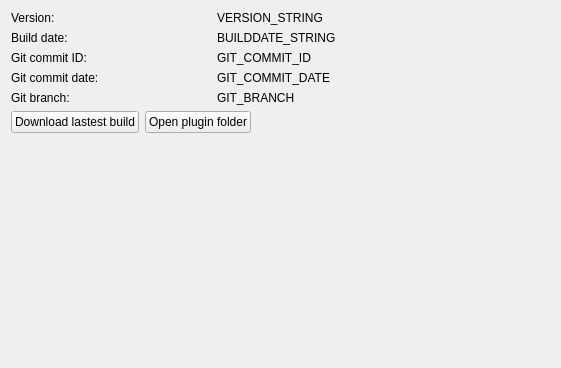
Before: the Qt Designer form ui/PluginInfo.ui in Fefedu973/OpenRGBVisualMapPlugin, drawn with Qt 5.
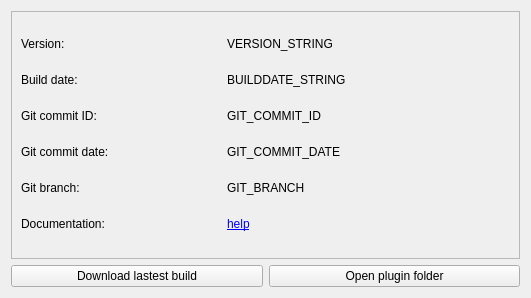
After: the same form once the commit is applied.

Commit message: Added VMap menu

Patch:
```diff
--- a/ui/PluginInfo.ui
+++ b/ui/PluginInfo.ui
@@ -6,20 +6,63 @@
    <rect>
     <x>0</x>
     <y>0</y>
-    <width>561</width>
-    <height>368</height>
+    <width>531</width>
+    <height>298</height>
    </rect>
   </property>
   <property name="windowTitle">
    <string>Form</string>
   </property>
   <layout class="QGridLayout" name="gridLayout">
+   <item row="1" column="0">
+    <widget class="QPushButton" name="download_latest">
+     <property name="sizePolicy">
+      <sizepolicy hsizetype="Preferred" vsizetype="Fixed">
+       <horstretch>0</horstretch>
+       <verstretch>0</verstretch>
+      </sizepolicy>
+     </property>
+     <property name="text">
+      <string>Download lastest build</string>
+     </property>
+    </widget>
+   </item>
+   <item row="1" column="1">
+    <widget class="QPushButton" name="open_plugin_folder">
+     <property name="sizePolicy">
+      <sizepolicy hsizetype="Preferred" vsizetype="Fixed">
+       <horstretch>0</horstretch>
+       <verstretch>0</verstretch>
+      </sizepolicy>
+     </property>
+     <property name="maximumSize">
+      <size>
+       <width>16777215</width>
+       <height>16777215</height>
+      </size>
+     </property>
+     <property name="text">
+      <string>Open plugin folder</string>
+     </property>
+    </widget>
+   </item>
+   <item row="0" column="0" colspan="2">
+    <widget class="QFrame" name="frame">
+     <property name="frameShape">
+      <enum>QFrame::StyledPanel</enum>
+     </property>
+     <property name="frameShadow">
+      <enum>QFrame::Raised</enum>
+     </property>
+     <layout class="QGridLayout" name="gridLayout_2">
    <item row="0" column="0">
-    <layout class="QVBoxLayout" name="verticalLayout">
-     <item>
-      <layout class="QHBoxLayout" name="horizontalLayout_3">
-       <item>
         <widget class="QLabel" name="version">
+        <property name="sizePolicy">
+         <sizepolicy hsizetype="Preferred" vsizetype="Fixed">
+          <horstretch>0</horstretch>
+          <verstretch>0</verstretch>
+         </sizepolicy>
+        </property>
          <property name="maximumSize">
           <size>
            <width>200</width>
@@ -31,19 +74,52 @@
          </property>
         </widget>
        </item>
-       <item>
-        <widget class="QLabel" name="version_string">
+      <item row="4" column="0">
+       <widget class="QLabel" name="branch">
+        <property name="sizePolicy">
+         <sizepolicy hsizetype="Preferred" vsizetype="Fixed">
+          <horstretch>0</horstretch>
+          <verstretch>0</verstretch>
+         </sizepolicy>
+        </property>
+        <property name="maximumSize">
+         <size>
+          <width>200</width>
+          <height>16777215</height>
+         </size>
+        </property>
          <property name="text">
-          <string>VERSION_STRING</string>
+         <string>Git branch:</string>
          </property>
         </widget>
        </item>
-      </layout>
-     </item>
-     <item>
-      <layout class="QHBoxLayout" name="horizontalLayout">
-       <item>
+      <item row="3" column="0">
+       <widget class="QLabel" name="git_date">
+        <property name="sizePolicy">
+         <sizepolicy hsizetype="Preferred" vsizetype="Fixed">
+          <horstretch>0</horstretch>
+          <verstretch>0</verstretch>
+         </sizepolicy>
+        </property>
+        <property name="maximumSize">
+         <size>
+          <width>200</width>
+          <height>16777215</height>
+         </size>
+        </property>
+        <property name="text">
+         <string>Git commit date:</string>
+        </property>
+       </widget>
+      </item>
+      <item row="1" column="0">
         <widget class="QLabel" name="builddate">
+        <property name="sizePolicy">
+         <sizepolicy hsizetype="Preferred" vsizetype="Fixed">
+          <horstretch>0</horstretch>
+          <verstretch>0</verstretch>
+         </sizepolicy>
+        </property>
          <property name="maximumSize">
           <size>
            <width>200</width>
@@ -55,19 +131,14 @@
          </property>
         </widget>
        </item>
-       <item>
-        <widget class="QLabel" name="builddate_string">
-         <property name="text">
-          <string>BUILDDATE_STRING</string>
-         </property>
-        </widget>
-       </item>
-      </layout>
-     </item>
-     <item>
-      <layout class="QHBoxLayout" name="horizontalLayout_2">
-       <item>
+      <item row="2" column="0">
         <widget class="QLabel" name="git_commit">
+        <property name="sizePolicy">
+         <sizepolicy hsizetype="Preferred" vsizetype="Fixed">
+          <horstretch>0</horstretch>
+          <verstretch>0</verstretch>
+         </sizepolicy>
+        </property>
          <property name="maximumSize">
           <size>
            <width>200</width>
@@ -79,55 +150,61 @@
          </property>
         </widget>
        </item>
-       <item>
+      <item row="5" column="0">
+       <widget class="QLabel" name="label">
+        <property name="sizePolicy">
+         <sizepolicy hsizetype="Preferred" vsizetype="Fixed">
+          <horstretch>0</horstretch>
+          <verstretch>0</verstretch>
+         </sizepolicy>
+        </property>
+        <property name="text">
+         <string>Documentation:</string>
+        </property>
+       </widget>
+      </item>
+      <item row="5" column="1">
+       <widget class="QLabel" name="label_2">
+        <property name="text">
+         <string>&lt;a href=&quot;https://gitlab.com/OpenRGBDevelopers/OpenRGB-Wiki/-/blob/stable/Plugins/VisualMap/VisualMap.md&quot;&gt;help&lt;/a&gt;</string>
+        </property>
+        <property name="textFormat">
+         <enum>Qt::RichText</enum>
+        </property>
+        <property name="openExternalLinks">
+         <bool>true</bool>
+        </property>
+       </widget>
+      </item>
+      <item row="0" column="1">
+       <widget class="QLabel" name="version_string">
+        <property name="text">
+         <string>VERSION_STRING</string>
+        </property>
+       </widget>
+      </item>
+      <item row="1" column="1">
+       <widget class="QLabel" name="builddate_string">
+        <property name="text">
+         <string>BUILDDATE_STRING</string>
+        </property>
+       </widget>
+      </item>
+      <item row="2" column="1">
         <widget class="QLabel" name="git_commit_id">
          <property name="text">
           <string>GIT_COMMIT_ID</string>
          </property>
         </widget>
        </item>
-      </layout>
-     </item>
-     <item>
-      <layout class="QHBoxLayout" name="horizontalLayout_4">
-       <item>
-        <widget class="QLabel" name="git_date">
-         <property name="maximumSize">
-          <size>
-           <width>200</width>
-           <height>16777215</height>
-          </size>
-         </property>
-         <property name="text">
-          <string>Git commit date:</string>
-         </property>
-        </widget>
-       </item>
-       <item>
+      <item row="3" column="1">
         <widget class="QLabel" name="git_commit_date">
          <property name="text">
           <string>GIT_COMMIT_DATE</string>
          </property>
         </widget>
        </item>
-      </layout>
-     </item>
-     <item>
-      <layout class="QHBoxLayout" name="horizontalLayout_5">
-       <item>
-        <widget class="QLabel" name="branch">
-         <property name="maximumSize">
-          <size>
-           <width>200</width>
-           <height>16777215</height>
-          </size>
-         </property>
-         <property name="text">
-          <string>Git branch:</string>
-         </property>
-        </widget>
-       </item>
-       <item>
+      <item row="4" column="1">
         <widget class="QLabel" name="git_branch">
          <property name="text">
           <string>GIT_BRANCH</string>
@@ -135,64 +212,7 @@
         </widget>
        </item>
       </layout>
-     </item>
-     <item>
-      <layout class="QHBoxLayout" name="horizontalLayout_6">
-       <item>
-        <widget class="QPushButton" name="download_latest">
-         <property name="text">
-          <string>Download lastest build</string>
-         </property>
-        </widget>
-       </item>
-       <item>
-        <widget class="QPushButton" name="open_plugin_folder">
-         <property name="sizePolicy">
-          <sizepolicy hsizetype="Maximum" vsizetype="Fixed">
-           <horstretch>0</horstretch>
-           <verstretch>0</verstretch>
-          </sizepolicy>
-         </property>
-         <property name="maximumSize">
-          <size>
-           <width>16777215</width>
-           <height>16777215</height>
-          </size>
-         </property>
-         <property name="text">
-          <string>Open plugin folder</string>
-         </property>
-        </widget>
-       </item>
-       <item>
-        <spacer name="horizontalSpacer">
-         <property name="orientation">
-          <enum>Qt::Horizontal</enum>
-         </property>
-         <property name="sizeHint" stdset="0">
-          <size>
-           <width>40</width>
-           <height>20</height>
-          </size>
-         </property>
-        </spacer>
-       </item>
-      </layout>
-     </item>
-     <item>
-      <spacer name="verticalSpacer">
-       <property name="orientation">
-        <enum>Qt::Vertical</enum>
-       </property>
-       <property name="sizeHint" stdset="0">
-        <size>
-         <width>20</width>
-         <height>40</height>
-        </size>
-       </property>
-      </spacer>
-     </item>
-    </layout>
+    </widget>
    </item>
   </layout>
  </widget>
```
Lines whose indentation alone changed are shown as unchanged. The commit also changes 2 other files.
